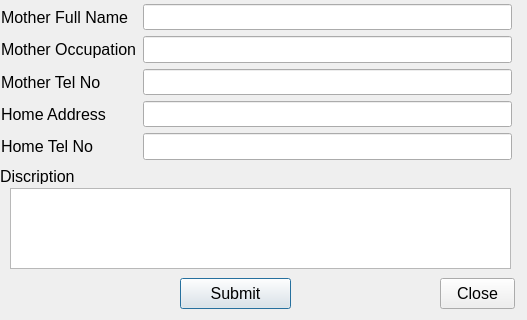
This is addstudentinfromation.ui in dkithmal/BinduProjectTeacher as Qt 5 draws it before an edit; both pictures show x 0 to 527 and y 242 to 562 of the 527 by 562 pixel window. The edited form follows.
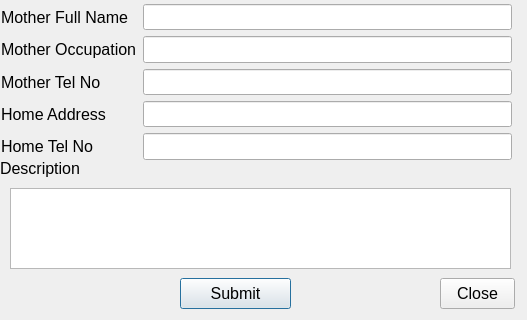
This is the edited form.

```diff
--- a/addstudentinfromation.ui
+++ b/addstudentinfromation.ui
@@ -40,13 +40,13 @@
    <property name="geometry">
     <rect>
      <x>0</x>
-     <y>410</y>
+     <y>400</y>
      <width>91</width>
-     <height>16</height>
+     <height>21</height>
     </rect>
    </property>
    <property name="text">
-    <string>Discription</string>
+    <string>Description</string>
    </property>
   </widget>
   <widget class="QTextEdit" name="TEStudentDiscription">
```
